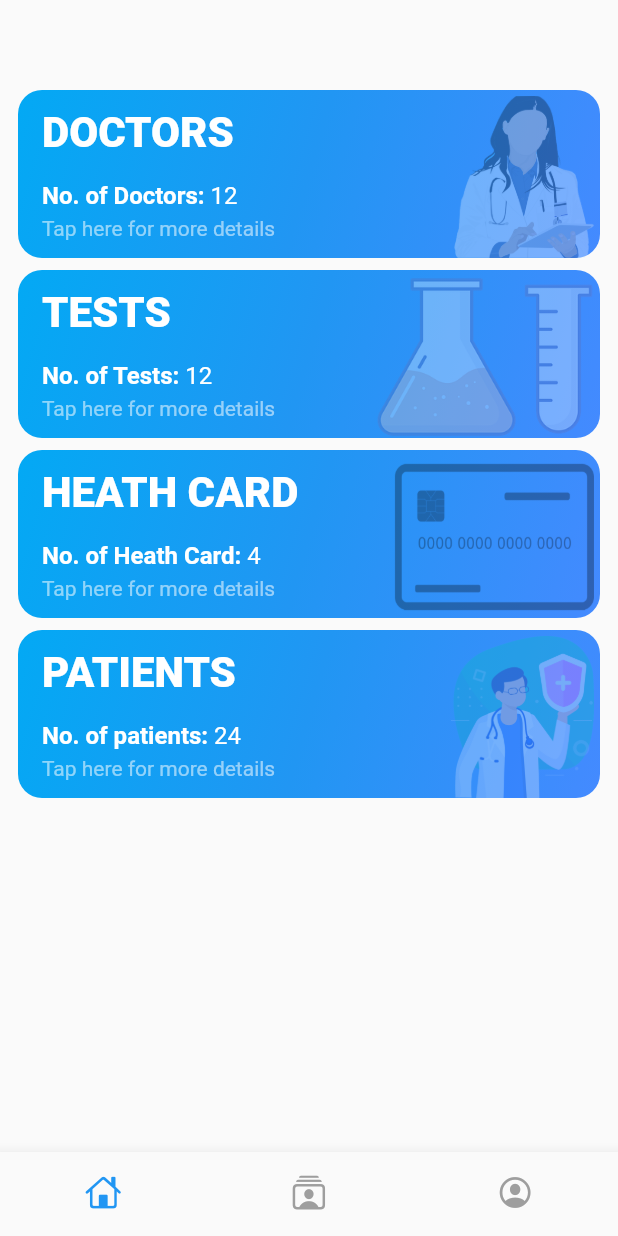
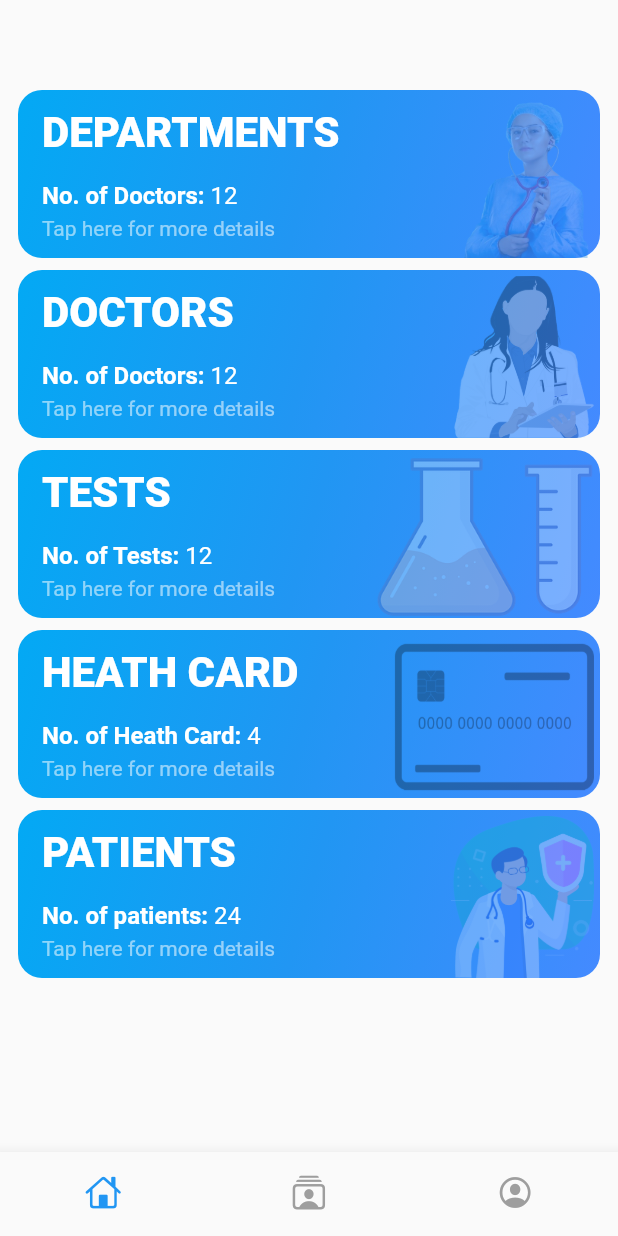
Before and after one commit to askabdulhaseeb/ramzan-hospital-admin, a Flutter app: the screen it shows after launch, on a phone screen of 412 x 824 dp. Run offline on Flutter 3.47's test engine with Material 2 defaults, Android fonts, the phone set to English and light mode, and no system bars; our stand-ins replace fluttertoast.

Commit message:
add department card

```diff
--- a/lib/screens/pages/home_page.dart
+++ b/lib/screens/pages/home_page.dart
@@ -15,6 +15,12 @@ class HomePage extends StatelessWidget {
       child: SingleChildScrollView(
         child: Column(
           children: <Widget>[
+            ReportCard(
+              title: 'Departments',
+              imagePath: AppImages.womanDoctor,
+              child: _titleAndCount(title: 'No. of Doctors', count: 12),
+              onTap: () {},
+            ),
             ReportCard(
               title: 'Doctors',
               imagePath: AppImages.doctorTab,
```
Also changed, not shown: 3 other files.
